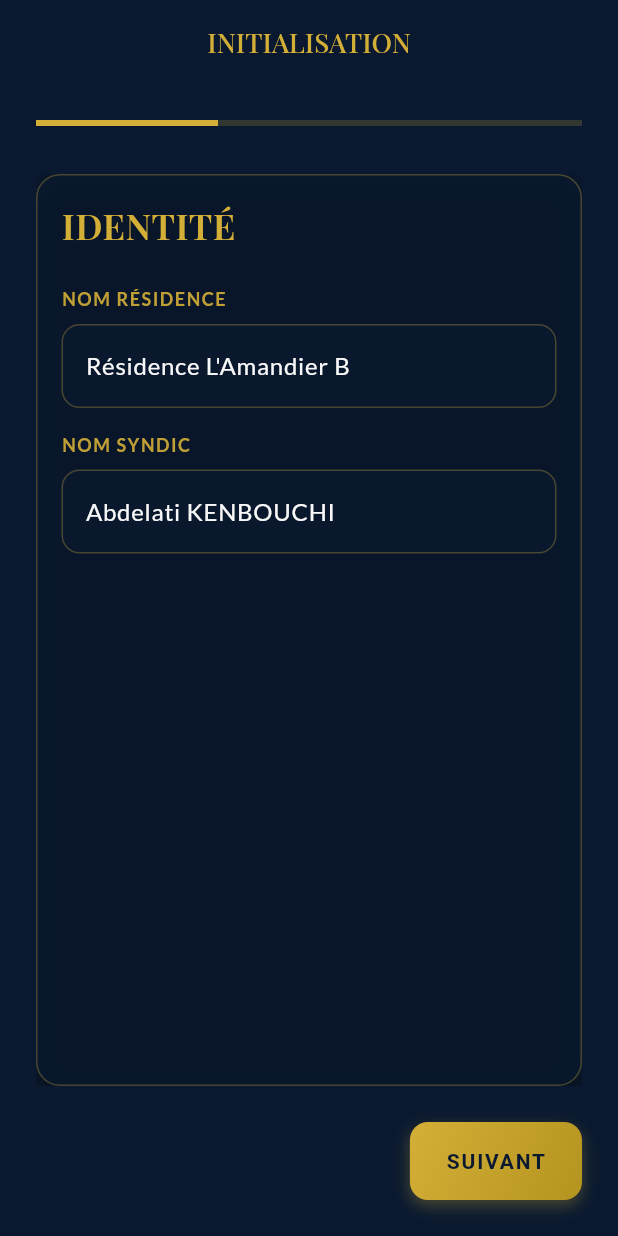
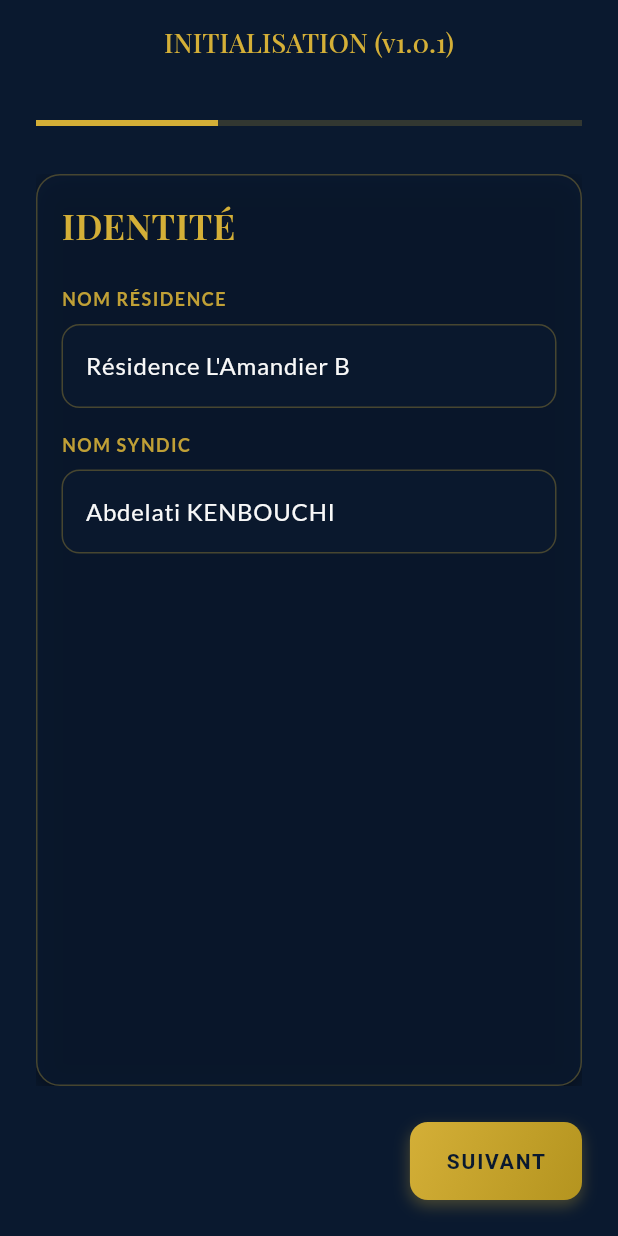
Before and after one commit to zarathoustrazouhair-sudo/Apkagen, a Flutter app: the screen it shows after launch, on a phone screen of 412 x 824 dp. Run offline on Flutter 3.47's test engine with Material 3 defaults, Android fonts, the phone set to English and light mode, and no system bars; our stand-ins replace cached_network_image, connectivity_plus, drift, fl_chart, flutter_image_compress, flutter_riverpod and 11 more; accounts and stored records are empty; generated files the repository leaves out were written again.

```diff
--- a/lib/features/onboarding/presentation/wizard_screen.dart
+++ b/lib/features/onboarding/presentation/wizard_screen.dart
@@ -31,7 +31,7 @@ class _WizardScreenState extends ConsumerState<WizardScreen> {
     return Scaffold(
       backgroundColor: AppTheme.darkNavy,
       appBar: AppBar(
-        title: Text('INITIALISATION', style: AppTheme.luxuryTheme.textTheme.headlineMedium?.copyWith(color: AppTheme.gold, fontSize: 18)),
+        title: Text('INITIALISATION (v1.0.1)', style: AppTheme.luxuryTheme.textTheme.headlineMedium?.copyWith(color: AppTheme.gold, fontSize: 18)),
         backgroundColor: Colors.transparent,
         elevation: 0,
         centerTitle: true,
--- a/pubspec.yaml
+++ b/pubspec.yaml
@@ -1,7 +1,7 @@
 name: residence_lamandier_b
 description: "A new Flutter project."
 publish_to: 'none'
-version: 1.0.0+1
+version: 1.0.1+2
 
 environment:
   sdk: ^3.10.7
```
Also changed, not shown: lib/features/auth/presentation/login_screen.dart (+7 -1 lines), 1 other file.
